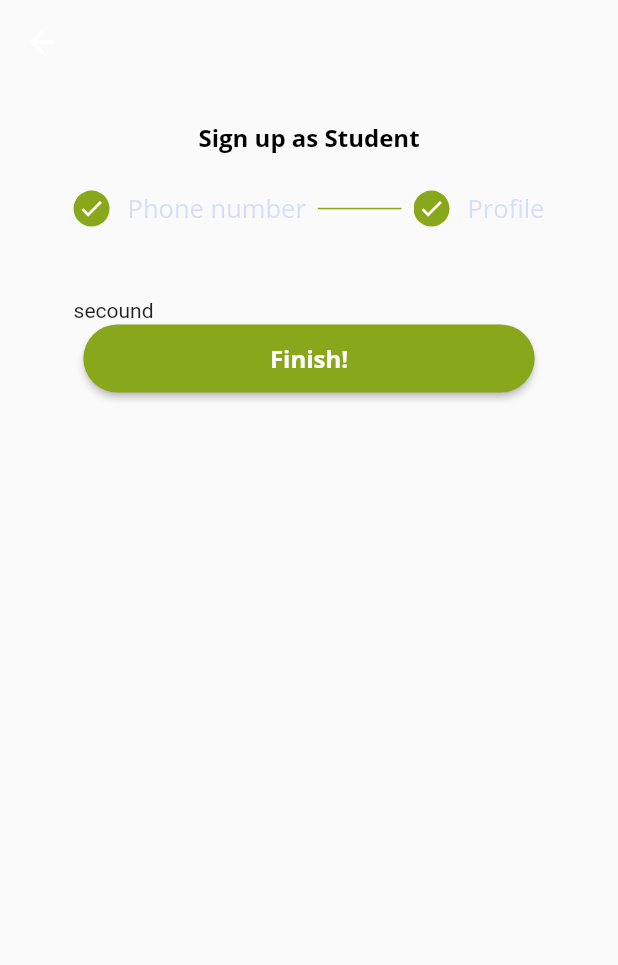
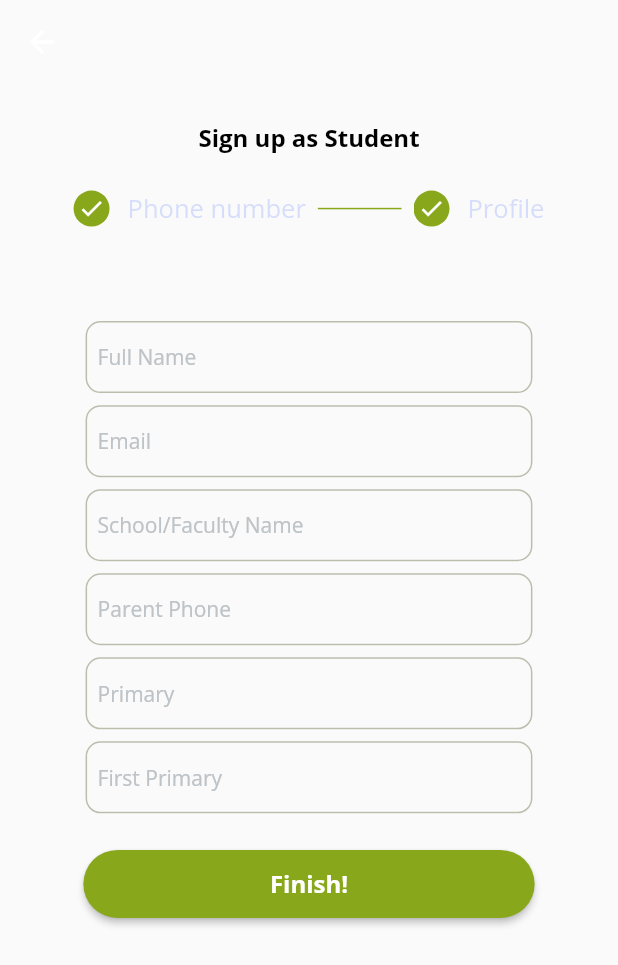
Before and after one commit to fakharany2510/pearogram, a Flutter app: the SignUpScreen screen opened directly, after a tap on "Next", on a phone screen of 412 x 824 dp. Shown: the top 965 px of the screen. Run offline on Flutter 3.47's test engine with Material 2 defaults, Android fonts, the phone set to English and light mode, and no system bars; our stand-ins replace bloc, flutter_bloc, flutter_screenutil, hexcolor, smooth_page_indicator.

Commit message:
signup changes

```diff
--- a/lib/presentation/screens/sign_up_screen.dart
+++ b/lib/presentation/screens/sign_up_screen.dart
@@ -49,7 +49,6 @@ class SignUpScreen extends StatelessWidget {
                       child: Stepper(
                         controlsBuilder: (context, _) {
                           return Column(
-                            mainAxisAlignment: MainAxisAlignment.center,
                             crossAxisAlignment: CrossAxisAlignment.center,
                             children: [
                               DefaultButton(
@@ -61,34 +60,58 @@ class SignUpScreen extends StatelessWidget {
                                 width: 300.w,
                                 height: 45.h,
                               ),
+                              SizedBox(height: 10.h,),
                               cubit.index == 0
                                   ? Column(
-                                crossAxisAlignment: CrossAxisAlignment.center,
+                                mainAxisAlignment: MainAxisAlignment.spaceEvenly,
+                                      crossAxisAlignment:
+                                          CrossAxisAlignment.center,
                                       children: [
-                                      Row(
+                                        FittedBox(
+                                          child: Row(
                                             children: [
                                               const Text(
                                                   'By signing up, you agree to our'),
-                                            TextButton(
-                                                onPressed: () {},
+                                              InkWell(
                                                 child: Text(
                                                   'Terms of Service',
                                                   style: getRegularStyle(
-                                                      color: AppColor.primaryColor),
-                                                )),
+                                                      color:
+                                                          AppColor.primaryColor),
+                                                ),
+                                              ),
                                             ],
-                                        ),Row(
-                                        mainAxisAlignment: MainAxisAlignment.center,
+                                          ),
+                                        ),
+                                        Row(
+                                          mainAxisAlignment:
+                                              MainAxisAlignment.center,
                                           children: [
-                                            const Text(
-                                                'and'),
-                                            TextButton(
-                                                onPressed: () {},
+                                            const Text('and'),
+                                            InkWell(
                                               child: Text(
                                                 'Privacy Policy',
                                                 style: getRegularStyle(
-                                                      color: AppColor.primaryColor),
-                                                )),
+                                                    color:
+                                                        AppColor.primaryColor),
+                                              ),
+                                            )
+                                          ],
+                                        ),
+                                        SizedBox(height: 200.h,),
+                                        Row(
+                                          mainAxisAlignment:
+                                          MainAxisAlignment.center,
+                                          children: [
+                                            const Text('Already have account? '),
+                                            InkWell(
+                                              child: Text(
+                                                'Login now!',
+                                                style: getRegularStyle(
+                                                    color:
+                                                    AppColor.primaryColor),
+                                              ),
+                                            )
                                           ],
                                         ),
                                       ],
--- a/lib/shared/first_step_signup.dart
+++ b/lib/shared/first_step_signup.dart
@@ -12,7 +12,7 @@ class FirstStepSignup extends StatelessWidget {
     var passwordController = TextEditingController();
     var confirmPasswordController = TextEditingController();
     return Padding(
-      padding: const EdgeInsets.all(8.0),
+      padding: const EdgeInsets.symmetric(vertical: 15,horizontal: 8).r,
       child: Column(
         mainAxisAlignment: MainAxisAlignment.spaceEvenly,
         children: [
--- a/lib/shared/second_step_signup.dart
+++ b/lib/shared/second_step_signup.dart
@@ -1,9 +1,59 @@
 import 'package:flutter/material.dart';
+import 'package:flutter_screenutil/flutter_screenutil.dart';
+
+import 'app_text_field.dart';
 
 class SecondStepSignup extends StatelessWidget {
   const SecondStepSignup({Key? key}) : super(key: key);
   @override
   Widget build(BuildContext context) {
-    return Container(child: Text('secound'),);
+    var fullName = TextEditingController();
+    var emailController = TextEditingController();
+    var parentPhoneController = TextEditingController();
+    var primaryController = TextEditingController();
+    var schoolController = TextEditingController();
+    var firstPrimaryController = TextEditingController();
+    return Padding(
+      padding: const EdgeInsets.symmetric(vertical: 15,horizontal: 8).r,
+      child: Column(
+        mainAxisAlignment: MainAxisAlignment.spaceEvenly,
+        children: [
+          AppTextField(
+              hint: 'Full Name',
+              validatorText: 'Please enter your full name',
+              controller: fullName),
+          SizedBox(height: 8.h,),
+          AppTextField(
+              hint: 'Email',
+              validatorText: 'Please enter your email',
+              controller: emailController),
+          SizedBox(height: 8.h,),
+          AppTextField(
+              hint: 'School/Faculty Name',
+              secure: true,
+              validatorText: 'Please enter your School/Faculty Name',
+              controller: schoolController),
+          SizedBox(height: 8.h,),
+          AppTextField(
+              secure: true,
+              hint: 'Parent Phone',
+              validatorText: 'Please enter your parent phone',
+              controller: parentPhoneController),
+          SizedBox(height: 8.h,),
+          AppTextField(
+              hint: 'Primary',
+              secure: true,
+              validatorText: 'This field is must !',
+              controller: primaryController),
+          SizedBox(height: 8.h,),
+          AppTextField(
+              hint: 'First Primary',
+              secure: true,
+              validatorText: 'This field is must !',
+              controller: firstPrimaryController),
+          SizedBox(height: 8.h,),
+        ],
+      ),
+    );
   }
 }
```
Lines whose indentation alone changed are shown as unchanged.
